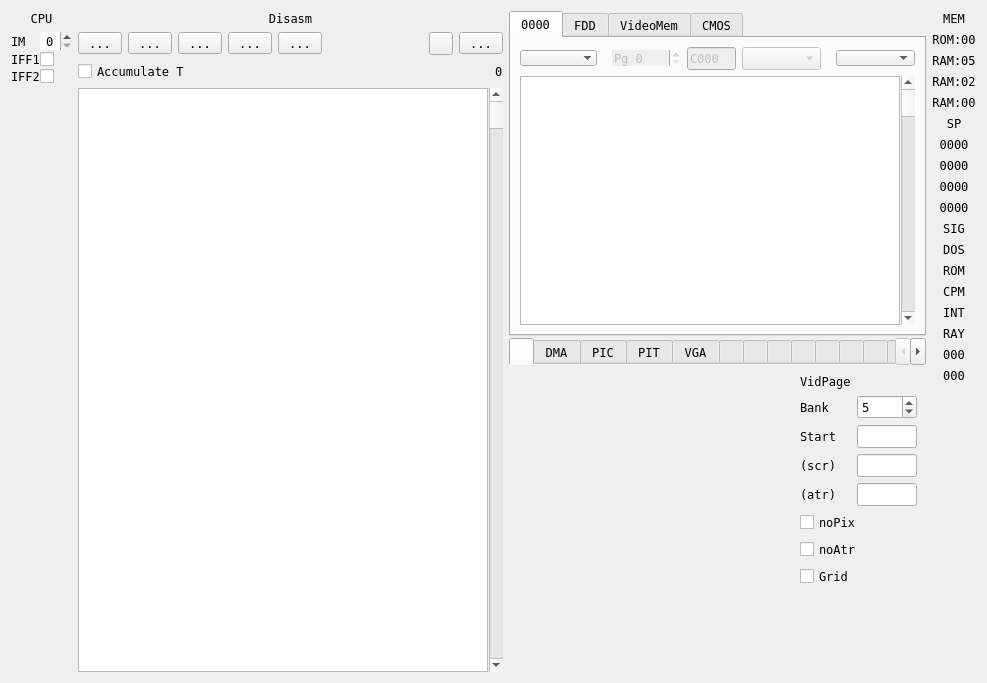
Above: ui/debuger.ui from samstyle/Xpeccy before the change. Below: the same form after it.
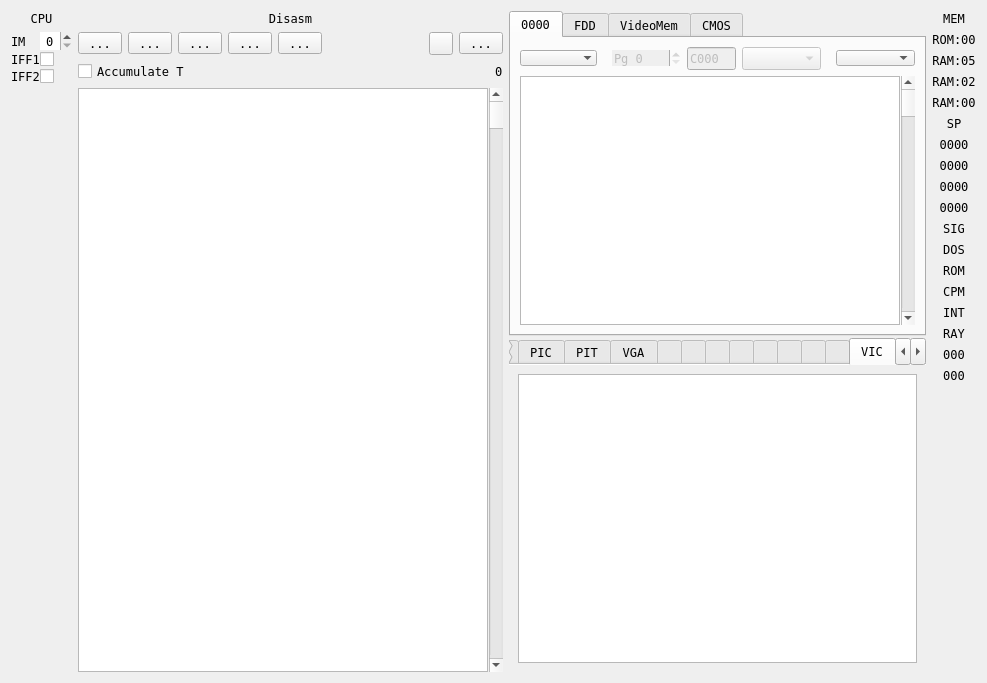
That is the form after the change. Icons and pictures are not drawn. Custom widgets are drawn as their Qt base class.

Diff of the .ui file:
```diff
--- a/ui/debuger.ui
+++ b/ui/debuger.ui
@@ -986,7 +986,7 @@
         <bool>true</bool>
        </property>
        <property name="currentIndex">
-        <number>0</number>
+        <number>13</number>
        </property>
        <property name="documentMode">
         <bool>true</bool>
@@ -2998,6 +2998,26 @@
          </item>
         </layout>
        </widget>
+       <widget class="QWidget" name="vicTab">
+        <attribute name="title">
+         <string>VIC</string>
+        </attribute>
+        <layout class="QGridLayout" name="gridLayout_13">
+         <item row="0" column="0">
+          <widget class="QTableView" name="tabVicRegs">
+           <attribute name="horizontalHeaderStretchLastSection">
+            <bool>true</bool>
+           </attribute>
+           <attribute name="verticalHeaderMinimumSectionSize">
+            <number>17</number>
+           </attribute>
+           <attribute name="verticalHeaderDefaultSectionSize">
+            <number>17</number>
+           </attribute>
+          </widget>
+         </item>
+        </layout>
+       </widget>
        <widget class="QWidget" name="memTab">
         <attribute name="icon">
          <iconset resource="../xpeccy.qrc">
```
